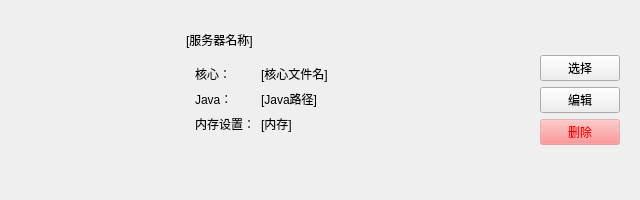
Above: QtUI/Widgets/singleServerManagerWidget.ui from MCSLTeam/MCSL2 before the change. Below: the same form after it.
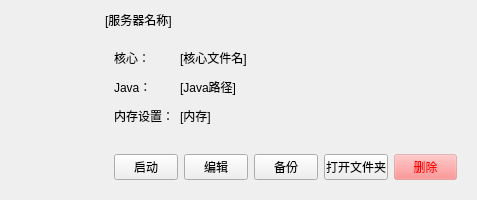
That is the form after the change. Custom widgets are drawn as their Qt base class.

Commit message: Add | new server manage page

```diff
--- a/QtUI/Widgets/singleServerManagerWidget.ui
+++ b/QtUI/Widgets/singleServerManagerWidget.ui
@@ -6,7 +6,7 @@
    <rect>
     <x>0</x>
     <y>0</y>
-    <width>640</width>
+    <width>477</width>
     <height>200</height>
    </rect>
   </property>
@@ -18,7 +18,7 @@
   </property>
   <property name="minimumSize">
    <size>
-    <width>640</width>
+    <width>200</width>
     <height>200</height>
    </size>
   </property>
@@ -32,160 +32,35 @@
    <string/>
   </property>
   <layout class="QGridLayout" name="gridLayout">
-   <item row="2" column="11" rowspan="5">
-    <spacer name="horizontalSpacer_2">
-     <property name="orientation">
-      <enum>Qt::Horizontal</enum>
-     </property>
-     <property name="sizeHint" stdset="0">
-      <size>
-       <width>40</width>
-       <height>20</height>
-      </size>
-     </property>
-    </spacer>
-   </item>
-   <item row="2" column="0" rowspan="4">
-    <spacer name="horizontalSpacer">
-     <property name="orientation">
-      <enum>Qt::Horizontal</enum>
-     </property>
-     <property name="sizeType">
-      <enum>QSizePolicy::Fixed</enum>
-     </property>
-     <property name="sizeHint" stdset="0">
-      <size>
-       <width>20</width>
-       <height>20</height>
-      </size>
-     </property>
-    </spacer>
-   </item>
-   <item row="2" column="8">
-    <widget class="QWidget" name="serverInfoWidget" native="true">
+   <item row="0" column="1">
+    <widget class="SubtitleLabel" name="serverName">
      <property name="sizePolicy">
-      <sizepolicy hsizetype="Expanding" vsizetype="Expanding">
+      <sizepolicy hsizetype="Expanding" vsizetype="Fixed">
        <horstretch>0</horstretch>
        <verstretch>0</verstretch>
       </sizepolicy>
      </property>
-     <property name="minimumSize">
-      <size>
-       <width>100</width>
-       <height>70</height>
-      </size>
+     <property name="text">
+      <string>[服务器名称]</string>
      </property>
-     <layout class="QGridLayout" name="gridLayout_2">
-      <item row="0" column="0">
-       <widget class="StrongBodyLabel" name="coreFileNameTitle">
-        <property name="sizePolicy">
-         <sizepolicy hsizetype="Fixed" vsizetype="Fixed">
-          <horstretch>0</horstretch>
-          <verstretch>0</verstretch>
-         </sizepolicy>
-        </property>
-        <property name="text">
-         <string>核心：</string>
-        </property>
-       </widget>
-      </item>
-      <item row="2" column="0">
-       <widget class="StrongBodyLabel" name="memTitle">
-        <property name="sizePolicy">
-         <sizepolicy hsizetype="Fixed" vsizetype="Fixed">
-          <horstretch>0</horstretch>
-          <verstretch>0</verstretch>
-         </sizepolicy>
-        </property>
-        <property name="text">
-         <string>内存设置：</string>
-        </property>
-       </widget>
-      </item>
-      <item row="2" column="1">
-       <widget class="BodyLabel" name="mem">
-        <property name="sizePolicy">
-         <sizepolicy hsizetype="Expanding" vsizetype="Fixed">
-          <horstretch>0</horstretch>
-          <verstretch>0</verstretch>
-         </sizepolicy>
-        </property>
-        <property name="text">
-         <string>[内存]</string>
-        </property>
-       </widget>
-      </item>
-      <item row="0" column="1">
-       <widget class="BodyLabel" name="coreFileName">
-        <property name="sizePolicy">
-         <sizepolicy hsizetype="Expanding" vsizetype="Fixed">
-          <horstretch>0</horstretch>
-          <verstretch>0</verstretch>
-         </sizepolicy>
-        </property>
-        <property name="text">
-         <string>[核心文件名]</string>
-        </property>
-       </widget>
-      </item>
-      <item row="1" column="0">
-       <widget class="StrongBodyLabel" name="javaPathTitle">
-        <property name="sizePolicy">
-         <sizepolicy hsizetype="Fixed" vsizetype="Fixed">
-          <horstretch>0</horstretch>
-          <verstretch>0</verstretch>
-         </sizepolicy>
-        </property>
-        <property name="text">
-         <string>Java：</string>
-        </property>
-       </widget>
-      </item>
-      <item row="1" column="1">
-       <widget class="BodyLabel" name="javaPath">
-        <property name="sizePolicy">
-         <sizepolicy hsizetype="Expanding" vsizetype="Fixed">
-          <horstretch>0</horstretch>
-          <verstretch>0</verstretch>
-         </sizepolicy>
-        </property>
-        <property name="text">
-         <string>[Java路径]</string>
-        </property>
-       </widget>
-      </item>
-     </layout>
+     <property name="wordWrap">
+      <bool>true</bool>
+     </property>
     </widget>
    </item>
-   <item row="0" column="4" colspan="9">
-    <spacer name="verticalSpacer">
-     <property name="orientation">
-      <enum>Qt::Vertical</enum>
-     </property>
-     <property name="sizeType">
-      <enum>QSizePolicy::Fixed</enum>
-     </property>
-     <property name="sizeHint" stdset="0">
-      <size>
-       <width>20</width>
-       <height>20</height>
-      </size>
-     </property>
-    </spacer>
-   </item>
-   <item row="1" column="12" rowspan="6">
+   <item row="2" column="1" colspan="2">
     <widget class="QWidget" name="btnWidget" native="true">
      <property name="sizePolicy">
-      <sizepolicy hsizetype="Fixed" vsizetype="Fixed">
+      <sizepolicy hsizetype="Expanding" vsizetype="Fixed">
        <horstretch>0</horstretch>
        <verstretch>0</verstretch>
       </sizepolicy>
      </property>
-     <layout class="QVBoxLayout" name="verticalLayout">
+     <layout class="QHBoxLayout" name="horizontalLayout">
       <item>
        <widget class="PrimaryPushButton" name="selectBtn">
         <property name="text">
-         <string>选择</string>
+         <string>启动</string>
         </property>
        </widget>
       </item>
@@ -196,6 +71,20 @@
         </property>
        </widget>
       </item>
+      <item>
+       <widget class="PushButton" name="backupBtn">
+        <property name="text">
+         <string>备份</string>
+        </property>
+       </widget>
+      </item>
+      <item>
+       <widget class="PushButton" name="openDataFolderBtn">
+        <property name="text">
+         <string>打开文件夹</string>
+        </property>
+       </widget>
+      </item>
       <item>
        <widget class="PushButton" name="deleteBtn">
         <property name="styleSheet">
@@ -501,70 +390,106 @@
      </layout>
     </widget>
    </item>
-   <item row="1" column="7" rowspan="6">
-    <spacer name="horizontalSpacer_3">
-     <property name="orientation">
-      <enum>Qt::Horizontal</enum>
-     </property>
-     <property name="sizeType">
-      <enum>QSizePolicy::Fixed</enum>
-     </property>
-     <property name="sizeHint" stdset="0">
-      <size>
-       <width>5</width>
-       <height>20</height>
-      </size>
-     </property>
-    </spacer>
-   </item>
-   <item row="7" column="4" colspan="9">
-    <spacer name="verticalSpacer_2">
-     <property name="orientation">
-      <enum>Qt::Vertical</enum>
-     </property>
-     <property name="sizeType">
-      <enum>QSizePolicy::Fixed</enum>
-     </property>
-     <property name="sizeHint" stdset="0">
-      <size>
-       <width>20</width>
-       <height>20</height>
-      </size>
-     </property>
-    </spacer>
-   </item>
-   <item row="1" column="8">
-    <widget class="SubtitleLabel" name="serverName">
+   <item row="1" column="1">
+    <widget class="QWidget" name="serverInfoWidget" native="true">
      <property name="sizePolicy">
-      <sizepolicy hsizetype="Expanding" vsizetype="Fixed">
+      <sizepolicy hsizetype="Expanding" vsizetype="Expanding">
        <horstretch>0</horstretch>
        <verstretch>0</verstretch>
       </sizepolicy>
      </property>
-     <property name="text">
-      <string>[服务器名称]</string>
+     <property name="minimumSize">
+      <size>
+       <width>100</width>
+       <height>70</height>
+      </size>
      </property>
-     <property name="wordWrap">
-      <bool>true</bool>
-     </property>
+     <layout class="QGridLayout" name="gridLayout_2">
+      <item row="0" column="0">
+       <widget class="StrongBodyLabel" name="coreFileNameTitle">
+        <property name="sizePolicy">
+         <sizepolicy hsizetype="Fixed" vsizetype="Fixed">
+          <horstretch>0</horstretch>
+          <verstretch>0</verstretch>
+         </sizepolicy>
+        </property>
+        <property name="text">
+         <string>核心：</string>
+        </property>
+       </widget>
+      </item>
+      <item row="2" column="0">
+       <widget class="StrongBodyLabel" name="memTitle">
+        <property name="sizePolicy">
+         <sizepolicy hsizetype="Fixed" vsizetype="Fixed">
+          <horstretch>0</horstretch>
+          <verstretch>0</verstretch>
+         </sizepolicy>
+        </property>
+        <property name="text">
+         <string>内存设置：</string>
+        </property>
+       </widget>
+      </item>
+      <item row="2" column="1">
+       <widget class="BodyLabel" name="mem">
+        <property name="sizePolicy">
+         <sizepolicy hsizetype="Expanding" vsizetype="Fixed">
+          <horstretch>0</horstretch>
+          <verstretch>0</verstretch>
+         </sizepolicy>
+        </property>
+        <property name="text">
+         <string>[内存]</string>
+        </property>
+       </widget>
+      </item>
+      <item row="0" column="1">
+       <widget class="BodyLabel" name="coreFileName">
+        <property name="sizePolicy">
+         <sizepolicy hsizetype="Expanding" vsizetype="Fixed">
+          <horstretch>0</horstretch>
+          <verstretch>0</verstretch>
+         </sizepolicy>
+        </property>
+        <property name="text">
+         <string>[核心文件名]</string>
+        </property>
+       </widget>
+      </item>
+      <item row="1" column="0">
+       <widget class="StrongBodyLabel" name="javaPathTitle">
+        <property name="sizePolicy">
+         <sizepolicy hsizetype="Fixed" vsizetype="Fixed">
+          <horstretch>0</horstretch>
+          <verstretch>0</verstretch>
+         </sizepolicy>
+        </property>
+        <property name="text">
+         <string>Java：</string>
+        </property>
+       </widget>
+      </item>
+      <item row="1" column="1">
+       <widget class="BodyLabel" name="javaPath">
+        <property name="sizePolicy">
+         <sizepolicy hsizetype="Expanding" vsizetype="Fixed">
+          <horstretch>0</horstretch>
+          <verstretch>0</verstretch>
+         </sizepolicy>
+        </property>
+        <property name="text">
+         <string>[Java路径]</string>
+        </property>
+       </widget>
+      </item>
+     </layout>
     </widget>
    </item>
-   <item row="1" column="1" rowspan="2">
+   <item row="0" column="0" rowspan="3">
     <widget class="QWidget" name="widget" native="true">
-     <property name="sizePolicy">
-      <sizepolicy hsizetype="Fixed" vsizetype="Fixed">
-       <horstretch>0</horstretch>
-       <verstretch>0</verstretch>
-      </sizepolicy>
-     </property>
-     <property name="minimumSize">
-      <size>
-       <width>120</width>
-       <height>120</height>
-      </size>
-     </property>
-     <layout class="QGridLayout" name="gridLayout_3">
-      <item row="0" column="0">
+     <layout class="QVBoxLayout" name="verticalLayout">
+      <item>
        <widget class="PixmapLabel" name="Icon">
         <property name="sizePolicy">
          <sizepolicy hsizetype="Fixed" vsizetype="Fixed">
@@ -589,6 +514,19 @@
         </property>
        </widget>
       </item>
+      <item>
+       <spacer name="verticalSpacer">
+        <property name="orientation">
+         <enum>Qt::Vertical</enum>
+        </property>
+        <property name="sizeHint" stdset="0">
+         <size>
+          <width>20</width>
+          <height>40</height>
+         </size>
+        </property>
+       </spacer>
+      </item>
      </layout>
     </widget>
    </item>
```
The commit also changes 3 other files.
